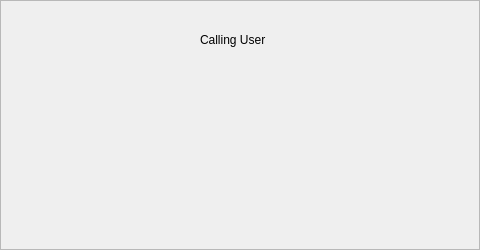
Qt form bell-client/ui-designer/Main-Window.ui (tillgo/ring-doorbell) before a commit.
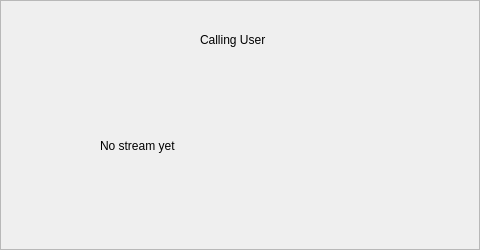
The same form after that commit. The open tabs and pages were chosen to show the change. Icons and pictures are not drawn.

Patch:
```diff
--- a/bell-client/ui-designer/Main-Window.ui
+++ b/bell-client/ui-designer/Main-Window.ui
@@ -102,6 +102,19 @@
           <string>Calling User</string>
          </property>
         </widget>
+        <widget class="QLabel" name="video_label">
+         <property name="geometry">
+          <rect>
+           <x>90</x>
+           <y>50</y>
+           <width>301</width>
+           <height>171</height>
+          </rect>
+         </property>
+         <property name="text">
+          <string>No stream yet</string>
+         </property>
+        </widget>
        </widget>
        <widget class="QWidget" name="ring_page">
         <widget class="QLabel" name="nfc_card_icon">
```
Left out of the diff: 2 changed lines with no effect on the pictures.
